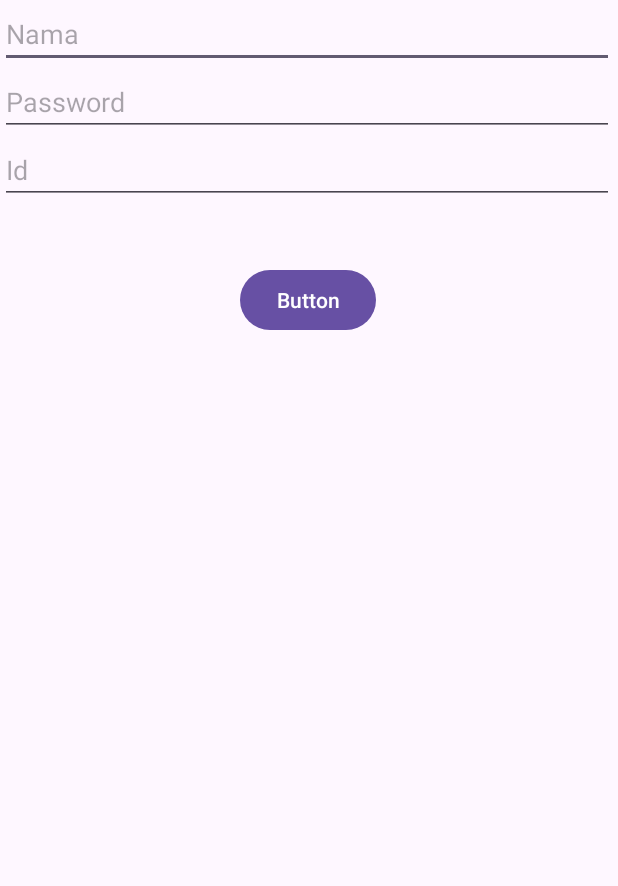
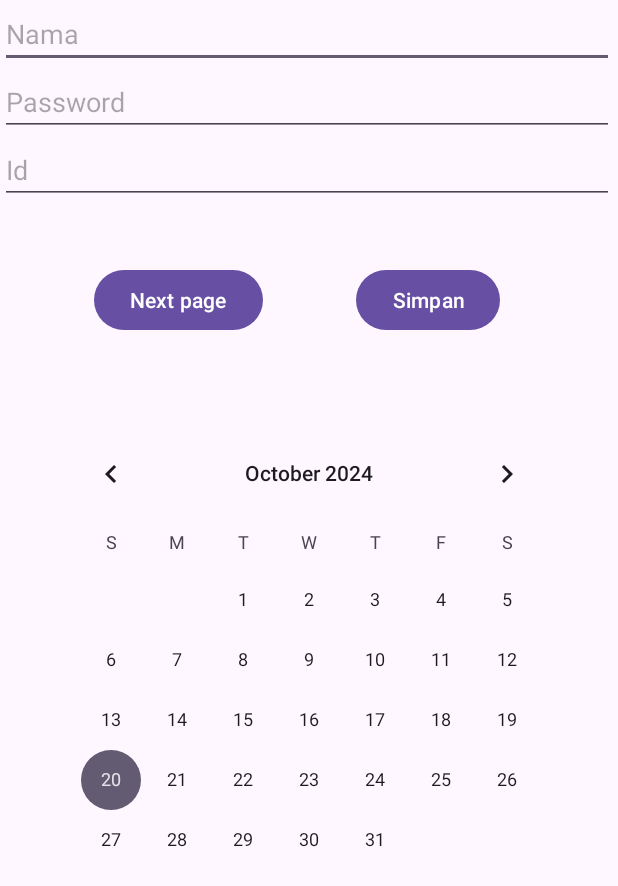
Before and after one commit to HanifBocil12/repo2-coba-cadangan, an Android app: the screen it shows after launch (MainActivity), on a phone screen of 412 x 824 dp. Shown: the top 886 px of the screen. Run offline under Robolectric (Android 15) with nearby library versions, the phone set to English and light mode, and no system bars.

Commit message:
10/20/24 3:27

```diff
--- a/app/src/main/java/com/example/repo2/MainActivity.kt
+++ b/app/src/main/java/com/example/repo2/MainActivity.kt
@@ -21,16 +21,24 @@ class MainActivity : AppCompatActivity() {
         }
 
         var etId = findViewById<TextView>(R.id.etId).text
-        var etName = findViewById<TextView>(R.id.etName)
-        var button = findViewById<Button>(R.id.button3)
-        button.setOnClickListener()
+        var etName = findViewById<TextView>(R.id.etName).text
+        var btn_swap = findViewById<Button>(R.id.btn_swap)
+        var btn_save = findViewById<Button>(R.id.btn_sv)
+        btn_save.setOnClickListener()
         {
 
             Intent(this, layout2::class.java).also { it ->
                 it.putExtra("e_name",etName.toString())
                 it.putExtra("e_id",etId.toString())
+            }
+        }
+
+        btn_swap.setOnClickListener()
+        {
+            Intent(this,layout2::class.java).also {
                 startActivity(it)
             }
+//            startActivity(AppCompatActivity(),layout2::class.java)
         }
 
 
--- a/app/src/main/res/layout/passing_data_between.xml
+++ b/app/src/main/res/layout/passing_data_between.xml
@@ -2,20 +2,20 @@
 <androidx.constraintlayout.widget.ConstraintLayout xmlns:android="http://schemas.android.com/apk/res/android"
     xmlns:app="http://schemas.android.com/apk/res-auto"
     xmlns:tools="http://schemas.android.com/tools"
+    android:id="@+id/main3"
     android:layout_width="match_parent"
     android:layout_height="match_parent"
-    android:id="@+id/main3"
-    tools:context=".MainActivity"
-    android:padding="12dp">
+    android:padding="12dp"
+    tools:context=".MainActivity">
 
     <EditText
         android:id="@+id/etName"
         android:layout_width="409dp"
         android:layout_height="wrap_content"
         android:ems="10"
+        android:hint="Nama"
         android:inputType="text"
         android:text=""
-        android:hint="Nama"
         app:layout_constraintTop_toTopOf="parent"
         tools:layout_editor_absoluteX="12dp" />
 
@@ -24,9 +24,9 @@
         android:layout_width="409dp"
         android:layout_height="wrap_content"
         android:ems="10"
-        android:inputType="text"
+        android:hint="Password"
+        android:inputType="textPassword"
         android:text=""
-        android:hint="Password"
         app:layout_constraintStart_toStartOf="@+id/etName"
         app:layout_constraintTop_toBottomOf="@+id/etName" />
 
@@ -35,20 +35,42 @@
         android:layout_width="409dp"
         android:layout_height="wrap_content"
         android:ems="10"
+        android:hint="Id"
         android:inputType="text"
         android:text=""
-        android:hint="Id"
         app:layout_constraintStart_toStartOf="@+id/etPassword"
         app:layout_constraintTop_toBottomOf="@+id/etPassword" />
 
     <Button
-        android:id="@+id/button3"
+        android:id="@+id/btn_swap"
         android:layout_width="wrap_content"
         android:layout_height="wrap_content"
         android:layout_marginTop="40dp"
-        android:text="Button"
-        app:layout_constraintEnd_toEndOf="parent"
-        app:layout_constraintHorizontal_bias="0.498"
+        android:text="Next page"
+        app:layout_constraintEnd_toStartOf="@+id/btn_sv"
+        app:layout_constraintHorizontal_bias="0.5"
         app:layout_constraintStart_toStartOf="parent"
         app:layout_constraintTop_toBottomOf="@+id/etId" />
+
+    <CalendarView
+        android:id="@+id/calendarView"
+        android:layout_width="wrap_content"
+        android:layout_height="wrap_content"
+        android:layout_marginTop="106dp"
+        app:layout_constraintEnd_toEndOf="parent"
+        app:layout_constraintHorizontal_bias="0.5"
+        app:layout_constraintStart_toStartOf="parent"
+        app:layout_constraintTop_toTopOf="@+id/btn_swap" />
+
+    <Button
+        android:id="@+id/btn_sv"
+        android:layout_width="wrap_content"
+        android:layout_height="wrap_content"
+        android:layout_marginTop="40dp"
+        android:layout_marginEnd="16dp"
+        android:text="Simpan"
+        app:layout_constraintEnd_toEndOf="parent"
+        app:layout_constraintHorizontal_bias="0.5"
+        app:layout_constraintStart_toEndOf="@+id/btn_swap"
+        app:layout_constraintTop_toBottomOf="@+id/etId" />
 </androidx.constraintlayout.widget.ConstraintLayout>
```
